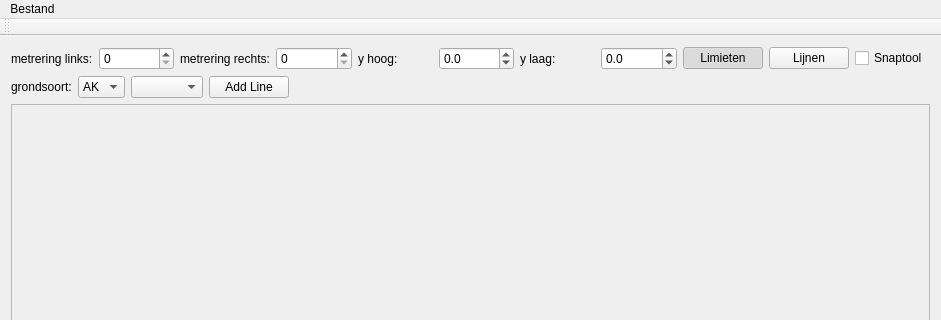
First picture: the form in mainwindow.ui, repository chimpansiets/qgproscan, before the edit; both pictures show x 0 to 941 and y 0 to 320 of the 941 by 554 pixel window.
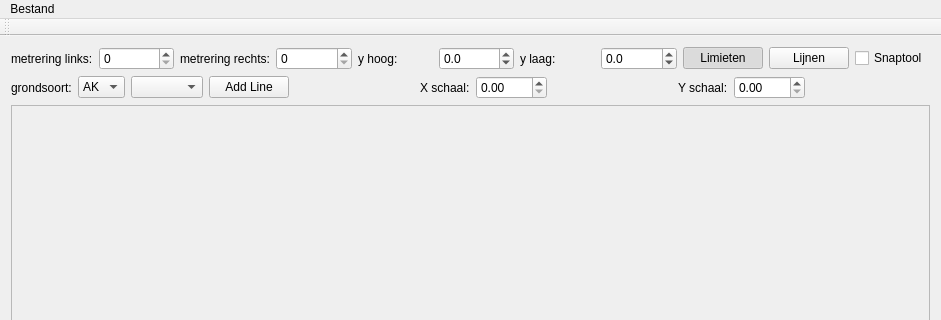
Second picture: the form after the edit.

Patch:
```diff
--- a/mainwindow.ui
+++ b/mainwindow.ui
@@ -197,6 +197,39 @@
           </property>
          </widget>
         </item>
+        <item>
+         <spacer name="horizontalSpacer_3">
+          <property name="orientation">
+           <enum>Qt::Horizontal</enum>
+          </property>
+          <property name="sizeHint" stdset="0">
+           <size>
+            <width>40</width>
+            <height>20</height>
+           </size>
+          </property>
+         </spacer>
+        </item>
+        <item>
+         <widget class="QLabel" name="label_4">
+          <property name="text">
+           <string>X schaal:</string>
+          </property>
+         </widget>
+        </item>
+        <item>
+         <widget class="QDoubleSpinBox" name="x_schaal_meter">
+          <property name="suffix">
+           <string/>
+          </property>
+          <property name="maximum">
+           <double>1000.000000000000000</double>
+          </property>
+          <property name="singleStep">
+           <double>50.000000000000000</double>
+          </property>
+         </widget>
+        </item>
         <item>
          <spacer name="horizontalSpacer">
           <property name="orientation">
@@ -210,6 +243,36 @@
           </property>
          </spacer>
         </item>
+        <item>
+         <widget class="QLabel" name="label_6">
+          <property name="text">
+           <string>Y schaal:</string>
+          </property>
+         </widget>
+        </item>
+        <item>
+         <widget class="QDoubleSpinBox" name="y_schaal_meter">
+          <property name="maximum">
+           <double>1000.000000000000000</double>
+          </property>
+          <property name="singleStep">
+           <double>50.000000000000000</double>
+          </property>
+         </widget>
+        </item>
+        <item>
+         <spacer name="horizontalSpacer_2">
+          <property name="orientation">
+           <enum>Qt::Horizontal</enum>
+          </property>
+          <property name="sizeHint" stdset="0">
+           <size>
+            <width>40</width>
+            <height>20</height>
+           </size>
+          </property>
+         </spacer>
+        </item>
        </layout>
       </item>
       <item>
@@ -229,7 +292,7 @@
            <x>0</x>
            <y>0</y>
            <width>919</width>
-           <height>404</height>
+           <height>403</height>
           </rect>
          </property>
         </widget>
```
